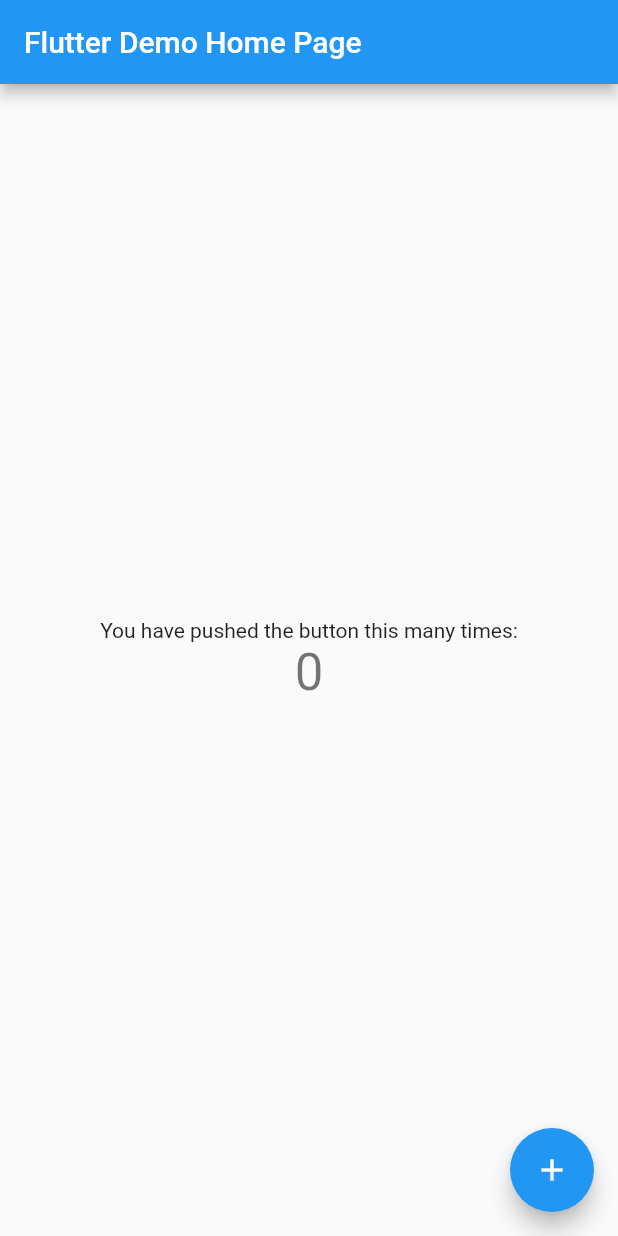
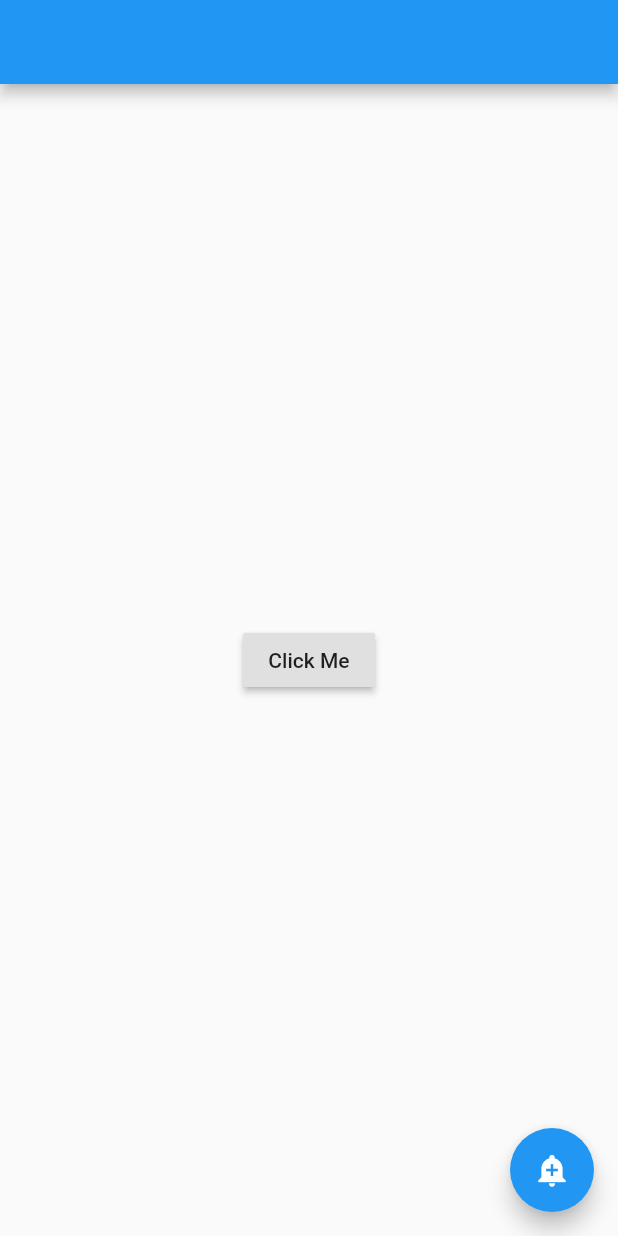
Before and after one commit to souravgopal25/highlight_coach_Sample, a Flutter app: the screen it shows after launch, on a phone screen of 412 x 824 dp. Run offline on Flutter 3.47's test engine with Material 2 defaults, Android fonts, the phone set to English and light mode, and no system bars; missing offline and left inert: tutorial_coach_mark.

```diff
--- a/lib/main.dart
+++ b/lib/main.dart
@@ -1,5 +1,7 @@
+import 'dart:async';
+import 'package:tutorial_coach_mark/animated_focus_light.dart';
+import 'package:tutorial_coach_mark/tutorial_coach_mark.dart';
 import 'package:flutter/material.dart';
-import 'package:highlighter_coachmark/highlighter_coachmark.dart';
 
 void main() {
   runApp(MyApp());
@@ -27,96 +29,109 @@ class MyApp extends StatelessWidget {
         // closer together (more dense) than on mobile platforms.
         visualDensity: VisualDensity.adaptivePlatformDensity,
       ),
-      home: MyHomePage(title: 'Flutter Demo Home Page'),
+      home: Home(),
     );
   }
 }
 
-class MyHomePage extends StatefulWidget {
-  MyHomePage({Key key, this.title}) : super(key: key);
-
-  // This widget is the home page of your application. It is stateful, meaning
-  // that it has a State object (defined below) that contains fields that affect
-  // how it looks.
-
-  // This class is the configuration for the state. It holds the values (in this
-  // case the title) provided by the parent (in this case the App widget) and
-  // used by the build method of the State. Fields in a Widget subclass are
-  // always marked "final".
-
-  final String title;
+class Home extends StatefulWidget {
+  Home({Key key}) : super(key: key);
 
   @override
-  _MyHomePageState createState() => _MyHomePageState();
+  _HomeState createState() => _HomeState();
 }
 
-class _MyHomePageState extends State<MyHomePage> {
-  int _counter = 0;
-
-  void _incrementCounter() {
-    setState(() {
-      // This call to setState tells the Flutter framework that something has
-      // changed in this State, which causes it to rerun the build method below
-      // so that the display can reflect the updated values. If we changed
-      // _counter without calling setState(), then the build method would not be
-      // called again, and so nothing would appear to happen.
-      _counter++;
-    });
-  }
-
-  void showCoachMarkFAB() {
-    CoachMark coachMarkFAB = CoachMark();
+class _HomeState extends State<Home> {
+  TutorialCoachMark tutorialCoachMark;
+  List<TargetFocus> targets = List();
+  GlobalKey _fabKey = GlobalKey();
+  GlobalKey _button = GlobalObjectKey("button");
+  @override
+  void initState() {
+    initTargets();
+    WidgetsBinding.instance.addPostFrameCallback(afterLayout);
+    super.initState();
   }
 
   @override
   Widget build(BuildContext context) {
-    // This method is rerun every time setState is called, for instance as done
-    // by the _incrementCounter method above.
-    //
-    // The Flutter framework has been optimized to make rerunning build methods
-    // fast, so that you can just rebuild anything that needs updating rather
-    // than having to individually change instances of widgets.
     return Scaffold(
-      appBar: AppBar(
-        // Here we take the value from the MyHomePage object that was created by
-        // the App.build method, and use it to set our appbar title.
-        title: Text(widget.title),
-      ),
+      appBar: AppBar(),
       body: Center(
-        // Center is a layout widget. It takes a single child and positions it
-        // in the middle of the parent.
-        child: Column(
-          // Column is also a layout widget. It takes a list of children and
-          // arranges them vertically. By default, it sizes itself to fit its
-          // children horizontally, and tries to be as tall as its parent.
-          //
-          // Invoke "debug painting" (press "p" in the console, choose the
-          // "Toggle Debug Paint" action from the Flutter Inspector in Android
-          // Studio, or the "Toggle Debug Paint" command in Visual Studio Code)
-          // to see the wireframe for each widget.
-          //
-          // Column has various properties to control how it sizes itself and
-          // how it positions its children. Here we use mainAxisAlignment to
-          // center the children vertically; the main axis here is the vertical
-          // axis because Columns are vertical (the cross axis would be
-          // horizontal).
-          mainAxisAlignment: MainAxisAlignment.center,
-          children: <Widget>[
-            Text(
-              'You have pushed the button this many times:',
-            ),
-            Text(
-              '$_counter',
-              style: Theme.of(context).textTheme.headline4,
-            ),
-          ],
+        child: RaisedButton(
+          key: _button,
+          onPressed: () {},
+          child: Text("Click Me"),
         ),
       ),
       floatingActionButton: FloatingActionButton(
-        onPressed: _incrementCounter,
-        tooltip: 'Increment',
-        child: Icon(Icons.add),
-      ), // This trailing comma makes auto-formatting nicer for build methods.
+        key: _fabKey,
+        onPressed: () {
+          showTutorial();
+        },
+        tooltip: "add",
+        child: Icon(Icons.add_alert),
+      ),
     );
   }
+
+  void initTargets() {
+    targets.add(
+      TargetFocus(
+        identify: "Target 0",
+        keyTarget: _fabKey,
+        contents: [
+          ContentTarget(
+              align: AlignContent.top,
+              child: Container(
+                child: Column(
+                  mainAxisSize: MainAxisSize.min,
+                  mainAxisAlignment: MainAxisAlignment.start,
+                  crossAxisAlignment: CrossAxisAlignment.start,
+                  children: <Widget>[
+                    Text(
+                      "Titulo lorem ipsum",
+                      style: TextStyle(
+                          fontWeight: FontWeight.bold,
+                          color: Colors.white,
+                          fontSize: 20.0),
+                    ),
+                    Padding(
+                      padding: const EdgeInsets.only(top: 10.0),
+                      child: Text(
+                        "Lorem ipsum dolor sit amet, consectetur adipiscing elit. Proin pulvinar tortor eget maximus iaculis.",
+                        style: TextStyle(color: Colors.white),
+                      ),
+                    )
+                  ],
+                ),
+              ))
+        ],
+        shape: ShapeLightFocus.Circle,
+        radius: 5,
+      ),
+    );
+  }
+
+  void showTutorial() {
+    tutorialCoachMark = TutorialCoachMark(context,
+        targets: targets,
+        colorShadow: Colors.red,
+        textSkip: "SKIP",
+        paddingFocus: 10,
+        opacityShadow: 0.8, onFinish: () {
+      print("finish");
+    }, onClickTarget: (target) {
+      print(target);
+    }, onClickSkip: () {
+      print("skip");
+    })
+      ..show();
+  }
+
+  void afterLayout(_) {
+    Future.delayed(Duration(microseconds: 100), () {
+      showTutorial();
+    });
+  }
 }
--- a/pubspec.yaml
+++ b/pubspec.yaml
@@ -29,7 +29,7 @@ dependencies:
   # The following adds the Cupertino Icons font to your application.
   # Use with the CupertinoIcons class for iOS style icons.
   cupertino_icons: ^0.1.3
-  highlighter_coachmark: ^0.0.3
+  tutorial_coach_mark:
 
 dev_dependencies:
   flutter_test:
```
Also changed, not shown: pubspec.lock.
